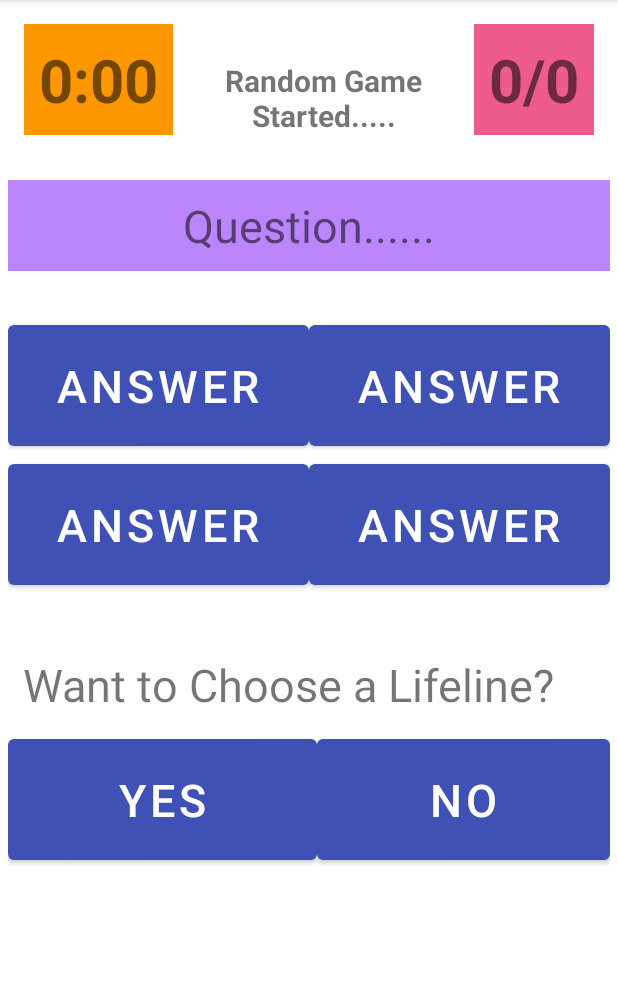
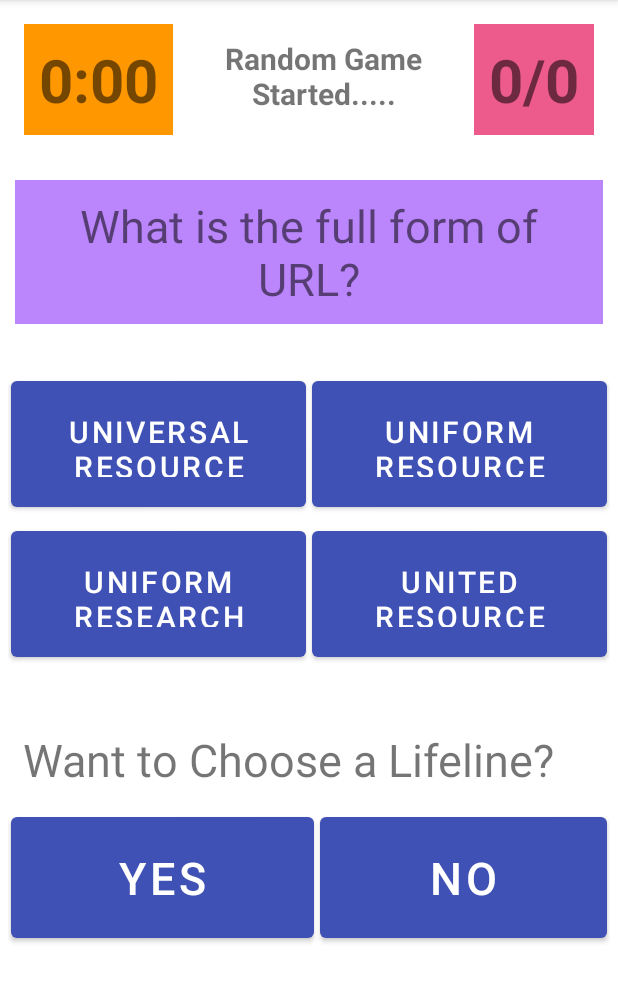
Before and after one commit to droidbg/Random_KBC_Quiz, an Android app: the screen it shows after launch (MainActivity), on a phone screen of 412 x 824 dp, the part 84-1087 px from its top. Run offline under Robolectric (Android 15) with nearby library versions, the phone set to English and light mode, and no system bars; 1 statement that could not run was skipped.

```diff
--- a/app/src/main/java/com/binni/randomquiz/MainActivity.java
+++ b/app/src/main/java/com/binni/randomquiz/MainActivity.java
@@ -5,18 +5,109 @@ import androidx.appcompat.app.AppCompatActivity;
 import android.os.Bundle;
 import android.view.View;
 import android.widget.Button;
+import android.widget.TextView;
 import android.widget.Toast;
 
+import java.util.ArrayList;
+import java.util.Random;
+
 public class MainActivity extends AppCompatActivity {
-Button goButton;
-int nooflifeline=3;
+    //Views Declarations
+    Button button0;
+    Button button1;
+    Button button2;
+    Button button3;
+    Button goButton;
+    Button noButton;
+    Button yesButton;
+    TextView questionTextView;
+    TextView lifelineYesNotextView;
 
-
+    //variables
+    ArrayList<String> questionsList=new ArrayList<String>();
+    int nooflifeline;
+    String[] questions;
+    String options[][];
+    int answers[];
+    Random rand;
     @Override
     protected void onCreate(Bundle savedInstanceState) {
         super.onCreate(savedInstanceState);
         setContentView(R.layout.activity_main);
+        questionTextView=findViewById(R.id.questionTextView);
+        button0=findViewById(R.id.button0);
+        button1=findViewById(R.id.button1);
+        button2=findViewById(R.id.button2);
+        button3=findViewById(R.id.button3);
         goButton=findViewById(R.id.goButton);
+        yesButton=findViewById(R.id.yesButton);
+        noButton=findViewById(R.id.noButton);
+        lifelineYesNotextView=findViewById(R.id.lifelineYesNotextView);
+        initialize();
+        questionGenerate();
+        rand=new Random();
+
+    }
+    void initialize(){
+        nooflifeline=3;
+
+        questions= new String[]
+                {
+                        "What is the full form of URL?",
+                        "Which Indian Institue of Technology is known as Mother of all IIt's?",
+                        "How many players are there in hockey?",
+                        "NAME THE VEGETABLE WHICH IS ALSO KNOWN AS FLOWER?",
+                        "WHICH PLANET HAS THE 'GREAT RED SPOT'?",
+                        "WHAT IS THE STAPLE OOD OF 1/3rd Population of the world?",
+                        "What was the Venue Of olympic 2014?",
+                        "Credits Cards Are also known as?",
+                        "Mostly which gases are found in the planet JUPITRER?",
+                        "Worlds first hydrogen powered train was launched in which country?",
+                        "OxfordDictionaries.com launched in which year?",
+                        "who was the founder of brahmo samaj?",
+                        "Ruler of Mysor was?",
+                        "what is the national reptile of india?",
+                        "What is the rank of indian passport at the 20 henley passport index?"
+                };
+        options=new String[][]
+                {
+                        { "Universal Resource Locator","Uniform Resource Locator","Uniform Research Locator","United Resource Locator"},
+                        {"1.IIT DELHI","2.IIT BOMBAY","3.IIT KANPUR","4.IIT KHARAGPUR"},
+                        { "1. FOUR","2.FIVE","3.SIX","4.ELEVEN"},
+                        { "1.CAULIFLOWER","2.BROCCOLI","3.CABOAGE","4.JALIPINOES"},
+                        { "1.JUPITER","2.MERCURY","3.NEPTUNE","4.STAURN"},
+                        { "1.RICE","2.WHEAT","3.PULSES","4.VEGETABLES AND FRUITS"},
+                        { "1.ATHENS","2.BEIJING","3.INDIA","4.LONDON"},
+                        { "1.TRANSACTIONABLE MONEY","2.PLASTIC NOTES","3.PLASTIC MONEY","4.EASY MONEY"},
+                        { "1.HYDROGEN AND NEON","2.NEON AND HELIUM","3.HELIUM AND ARAGON","4.HYDROGEN AND HELIUM"},
+                        { "1.JAPAN","2.GERMANY","3.IRAQ","4.AMERICA"},
+                        { "1.1997","2.1992","3.1993","4.1995"},
+                        { "1.Raja Ram Mohan Roy","2.Swami Vivekananda","3.Dayand Saraswati","4.Kabir Das"},
+                        { "1.Hyder Ali","2.Muhammad Ghori","3.Yaduraya Wodlysr","4.Sunni Islam"},
+                        { "1.Anaconda","2.King Cobra","3.Snail","4.Turtle"},
+                        { "1.55th","2.86th","3.4th","4.77th"},
+
+
+                };
+
+        answers =new int[]
+                {2,4,3,2,1,1,1,3,4,2,2,1,1,2,2};
+}
+void questionGenerate(){
+    int randIndex= rand.nextInt(15);
+    while(questions[randIndex].equals(" ")){
+        randIndex= rand.nextInt(15);
+    }
+    questionTextView.setText(questions[randIndex]);
+    questions[randIndex]=" ";
+
+    button0.setText(options[randIndex][0]);
+    button1.setText(options[randIndex][1]);
+    button2.setText(options[randIndex][2]);
+    button3.setText(options[randIndex][3]);
+
+
+
     }
     void start(View view)
     {
@@ -26,7 +117,25 @@ int nooflifeline=3;
     }
     public void lifelineYesNo(View view) {
        if(view.getTag().toString().equals("no")){
-           Toast.makeText(this, "OK!! Your choice./n But Hey!! You have Still "+nooflifeline+" Remaining", Toast.LENGTH_SHORT).show();
+           Toast.makeText(this, "Ohkay Smarty!!", Toast.LENGTH_SHORT).show();
+           if(nooflifeline>0)
+           {
+               Toast.makeText(this, "You Still have "+nooflifeline+" Remaining", Toast.LENGTH_LONG).show();
+
+           }
+       }
+       else{
+           if(nooflifeline<=0)
+           {
+               Toast.makeText(this, "Sorry!! No LifeLine Remaining.\n", Toast.LENGTH_SHORT).show();
+           }
+           else {
+
+//               lifelineYesNotextView.setVisibility(view.INVISIBLE);
+//               yesButton.setVisibility(view.INVISIBLE);
+//               noButton.setVisibility(view.INVISIBLE);
+
+           }
        }
     }
 }
--- a/app/src/main/res/layout/activity_main.xml
+++ b/app/src/main/res/layout/activity_main.xml
@@ -1,12 +1,14 @@
 <?xml version="1.0" encoding="utf-8"?>
-<androidx.constraintlayout.widget.ConstraintLayout xmlns:android="http://schemas.android.com/apk/res/android"
+<ScrollView xmlns:android="http://schemas.android.com/apk/res/android"
     xmlns:app="http://schemas.android.com/apk/res-auto"
     xmlns:tools="http://schemas.android.com/tools"
     android:layout_width="match_parent"
     android:layout_height="match_parent"
     tools:context=".MainActivity">
 
-
+<androidx.constraintlayout.widget.ConstraintLayout
+    android:layout_width="match_parent"
+    android:layout_height="match_parent">
     <TextView
         android:id="@+id/scoreTextView"
         android:layout_width="wrap_content"
@@ -55,7 +57,7 @@
         android:id="@+id/textView4"
         android:layout_width="0dp"
         android:layout_height="wrap_content"
-        android:layout_marginTop="30dp"
+        android:layout_marginTop="15dp"
         android:gravity="center"
         android:padding="10dp"
         android:text="Random Game Started....."
@@ -68,7 +70,7 @@
     <LinearLayout
         android:id="@+id/buttonline0linearLayout"
         android:layout_width="match_parent"
-        android:layout_height="wrap_content"
+        android:layout_height="100dp"
         android:layout_marginTop="30dp"
         android:layout_marginLeft="5dp"
         android:layout_marginRight="5dp"
@@ -80,32 +82,34 @@
 
         <Button
             android:id="@+id/button0"
-            android:layout_width="wrap_content"
-            android:layout_height="wrap_content"
+            android:layout_width="match_parent"
+            android:layout_height="match_parent"
             android:layout_weight="1"
             android:onClick="chooseAnswer"
+            android:layout_margin="2dp"
             android:padding="20dp"
             android:tag="0"
             android:text="Answer"
-            android:textSize="30sp" />
+            android:textSize="20sp" />
 
         <Button
             android:id="@+id/button1"
-            android:layout_width="wrap_content"
-            android:layout_height="wrap_content"
+            android:layout_width="match_parent"
+            android:layout_height="match_parent"
             android:layout_weight="1"
             android:onClick="chooseAnswer"
+            android:layout_margin="2dp"
             android:padding="20dp"
             android:tag="1"
             android:text="Answer"
-            android:textSize="30sp" />
+            android:textSize="20sp" />
 
     </LinearLayout>
 
     <LinearLayout
         android:id="@+id/buttonline1linearLayout"
         android:layout_width="match_parent"
-        android:layout_height="wrap_content"
+        android:layout_height="100dp"
         android:layout_marginLeft="5dp"
         android:layout_marginRight="5dp"
         android:orientation="horizontal"
@@ -115,25 +119,27 @@
 
         <Button
             android:id="@+id/button2"
-            android:layout_width="wrap_content"
-            android:layout_height="wrap_content"
+            android:layout_width="match_parent"
+            android:layout_height="match_parent"
             android:layout_weight="1"
             android:onClick="chooseAnswer"
             android:padding="20dp"
+            android:layout_margin="2dp"
             android:tag="2"
             android:text="Answer"
-            android:textSize="30sp" />
+            android:textSize="20sp" />
 
         <Button
             android:id="@+id/button3"
-            android:layout_width="wrap_content"
-            android:layout_height="wrap_content"
+            android:layout_width="match_parent"
+            android:layout_height="match_parent"
             android:layout_weight="1"
             android:onClick="chooseAnswer"
             android:padding="20dp"
+            android:layout_margin="2dp"
             android:tag="3"
             android:text="Answer"
-            android:textSize="30sp" />
+            android:textSize="20sp" />
 
     </LinearLayout>
 
@@ -141,9 +147,9 @@
         android:id="@+id/questionTextView"
         android:layout_width="0dp"
         android:layout_height="wrap_content"
-        android:layout_marginStart="5dp"
+        android:layout_marginStart="10dp"
         android:layout_marginTop="30dp"
-        android:layout_marginEnd="5dp"
+        android:layout_marginEnd="10dp"
         android:background="@color/purple_200"
         android:fontFamily="sans-serif"
         android:gravity="center"
@@ -186,6 +192,7 @@
             android:layout_weight="1"
             android:onClick="lifelineYesNo"
             android:padding="20dp"
+            android:layout_margin="2dp"
             android:tag="yes"
             android:text="YES"
             android:textSize="30sp" />
@@ -197,10 +204,11 @@
             android:layout_weight="1"
             android:onClick="lifelineYesNo"
             android:padding="20dp"
+            android:layout_margin="2dp"
             android:tag="no"
             android:text="NO"
             android:textSize="30sp" />
 
     </LinearLayout>
-
 </androidx.constraintlayout.widget.ConstraintLayout>
+</ScrollView>
```
